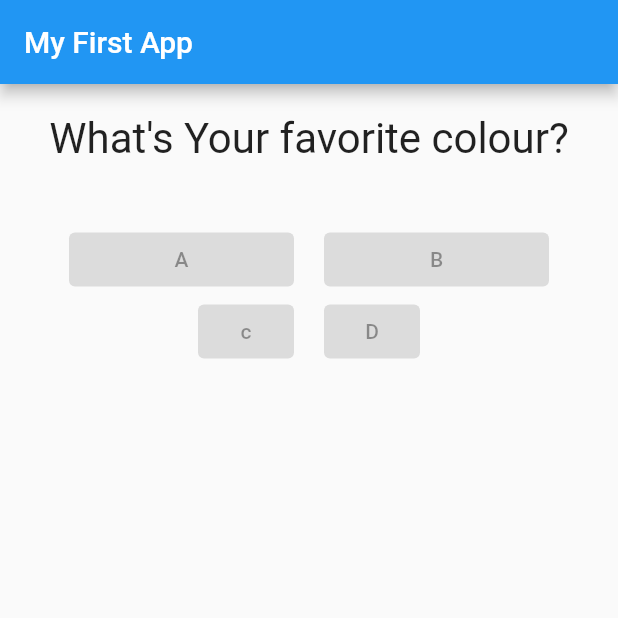
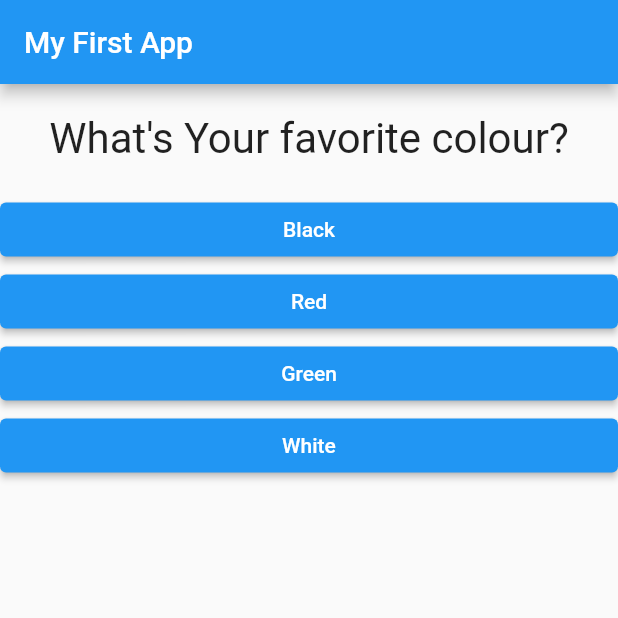
Before and after one commit to balogun14/quizApp, a Flutter app: the screen it shows after launch, on a phone screen of 412 x 824 dp, the top half of it. Run offline on Flutter 3.47's test engine with Material 2 defaults, Android fonts, the phone set to English and light mode, and no system bars.

Commit message:
i made it dynamic

```diff
--- a/lib/answer.dart
+++ b/lib/answer.dart
@@ -1,4 +1,4 @@
-// ignore_for_file: prefer_const_constructors
+// ignore_for_file: prefer_const_constructors, sized_box_for_whitespace
 
 import 'package:flutter/material.dart';
 
@@ -11,7 +11,12 @@ class Answer extends StatelessWidget {
   @override
   Widget build(BuildContext context) {
     return Container(
+      width: double.infinity,
       child: ElevatedButton(
+        style: ElevatedButton.styleFrom(
+        //  disabledBackgroundColor: Colors.blue,
+         backgroundColor: Colors.blue,
+        ),
           onPressed: selectHandler,
           child: Text(name)),
     );
--- a/lib/main.dart
+++ b/lib/main.dart
@@ -24,8 +24,14 @@ class _MyAppState extends State<MyApp> {
   @override
   Widget build(BuildContext context) {
     var questions = [
-      'What\'s Your favorite colour?',
-      'What\'s your favorite animal?',
+      {
+        'questionText': 'What\'s Your favorite colour?',
+        'answers': ['Black', 'Red', 'Green', 'White']
+      },
+      {
+        'questionText': 'What\'s your favorite animal?',
+        'answers': ['Dog', 'Cat', 'Rabbit', 'Goat']
+      },
     ];
     return MaterialApp(
         home: Scaffold(
@@ -34,45 +40,12 @@ class _MyAppState extends State<MyApp> {
             ),
             body: Column(
               children: <Widget>[
-                Question(questions[_questionIndex]),
-                SizedBox(
-                  height: 20,
+                Question(
+                  questions[_questionIndex]['questionText'] as String,
                 ),
-                Row(
-                  mainAxisAlignment: MainAxisAlignment.center,
-                  crossAxisAlignment: CrossAxisAlignment.center,
-                  children: <Widget>[
-                    SizedBox(
-                      width: 150,
-                      child: Answer(
-                        name: 'A',
-                      ),
-                    ),
-                    SizedBox(
-                      width: 20,
-                    ),
-                    SizedBox(
-                      width: 150,
-                      child: Answer(
-                        name: 'B',
-                      ),
-                    ),
-                  ],
-                ),
-                Row(
-                  mainAxisAlignment: MainAxisAlignment.center,
-                  crossAxisAlignment: CrossAxisAlignment.center,
-                  children: <Widget>[
-                     Answer(
-                  name: "c",
-                ),
-                 SizedBox(
-                      width: 20,
-                    ),
-                Answer(
-                  name: "D",)
-                  ],
-                )
+                ...(questions[_questionIndex]['answers'] as List<String>).map((answer) {
+                  return Answer(name: answer, selectHandler: answerQuestion,);
+                }).toList(),
               ],
             )));
   }
--- a/lib/question.dart
+++ b/lib/question.dart
@@ -1,3 +1,5 @@
+// ignore_for_file: must_be_immutable
+
 import 'package:flutter/material.dart';
 
 class Question extends StatelessWidget {
```
Also changed, not shown: 1 other file.
